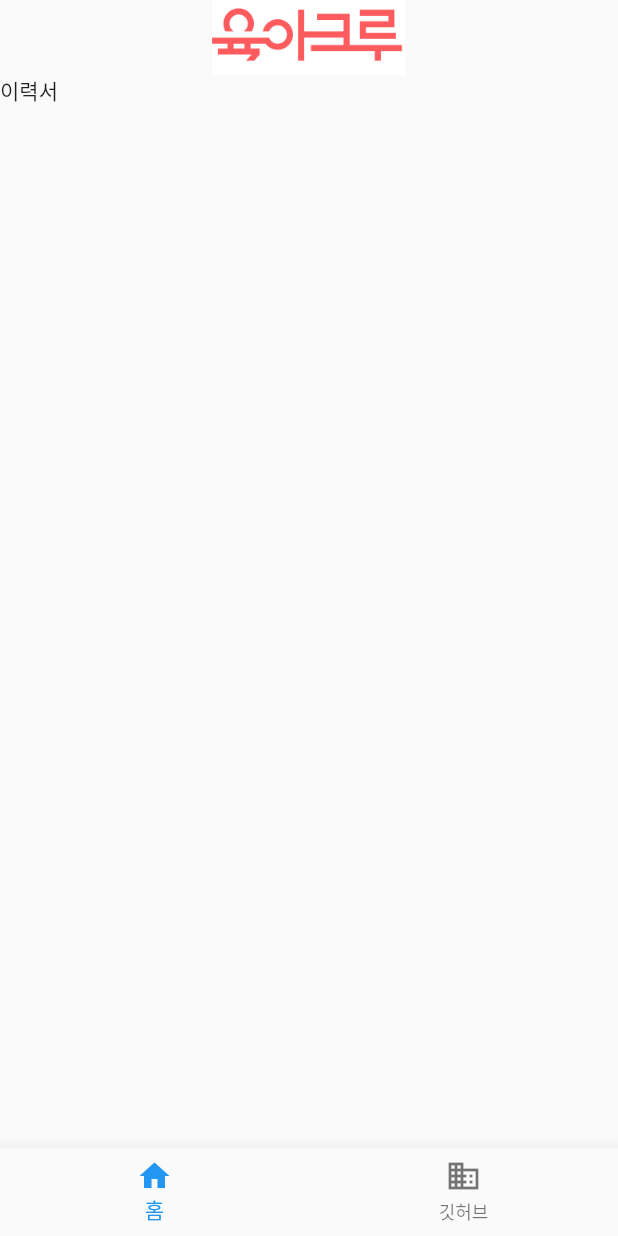
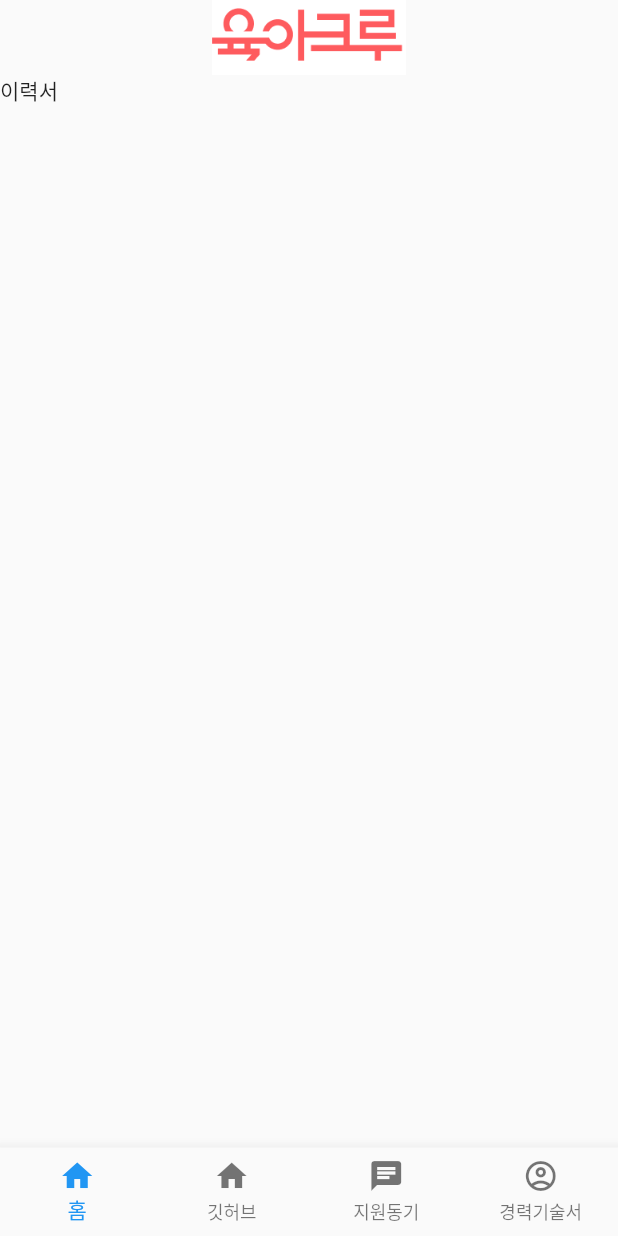
Before and after one commit to present1602/self_intro_app, a Flutter app: the screen it shows after launch, on a phone screen of 412 x 824 dp. Run offline on Flutter 3.47's test engine with Material 2 defaults, Android fonts, the phone set to English and light mode, and no system bars; our stand-ins replace webview_flutter.

Commit message:
깃허브 웹뷰 페이지 추가

```diff
--- a/lib/main.dart
+++ b/lib/main.dart
@@ -11,7 +11,7 @@ class MyApp extends StatelessWidget {
   @override
   Widget build(BuildContext context) {
     return MaterialApp(
-      title: 'Flutter Demo',
+      title: '자기소개 앱',
       theme: ThemeData(
         primarySwatch: Colors.blue,
       ),
--- a/lib/views/controller/ViewController.dart
+++ b/lib/views/controller/ViewController.dart
@@ -1,6 +1,8 @@
 import 'package:flutter/material.dart';
 import 'package:flutter/src/widgets/container.dart';
 import 'package:flutter/src/widgets/framework.dart';
+import 'package:selfintro/views/screens/git/GitScreen.dart';
+import 'package:selfintro/views/screens/motive/MotiveScreen.dart';
 import 'package:selfintro/views/screens/career/CareerScreen.dart';
 import 'package:selfintro/views/screens/home/HomeScreen.dart';
 
@@ -11,9 +13,18 @@ class ViewController extends StatefulWidget {
   State<ViewController> createState() => _ViewControllerState();
 }
 
+void openGit() {
+  print("open git");
+}
+
 class _ViewControllerState extends State<ViewController> {
   int _currentIndex = 0;
-  final List<Widget> _children = [HomeScreen(), CareerScreen()];
+  final List<dynamic> _children = [
+    HomeScreen(),
+    GitScreen(),
+    CareerScreen(),
+    MotiveScreen()
+  ];
 
   void _onTap(int index) {
     setState(() {
@@ -26,14 +37,23 @@ class _ViewControllerState extends State<ViewController> {
     return Scaffold(
       body: _children[_currentIndex],
       bottomNavigationBar: BottomNavigationBar(
+        type: BottomNavigationBarType.fixed,
         items: <BottomNavigationBarItem>[
           BottomNavigationBarItem(
             icon: Icon(Icons.home),
             label: '홈',
           ),
           BottomNavigationBarItem(
-            icon: Icon(Icons.business),
+            icon: Icon(Icons.home),
             label: '깃허브',
+          ),
+          BottomNavigationBarItem(
+            icon: Icon(Icons.chat),
+            label: '지원동기',
+          ),
+          BottomNavigationBarItem(
+            icon: Icon(Icons.account_circle_outlined),
+            label: '경력기술서',
           ),
         ],
         onTap: _onTap,
--- a/pubspec.yaml
+++ b/pubspec.yaml
@@ -37,6 +37,7 @@ dependencies:
   # Use with the CupertinoIcons class for iOS style icons.
   cupertino_icons: ^1.0.2
   url_launcher: ^6.1.6
+  webview_flutter: ^3.0.4
 
 dev_dependencies:
   flutter_test:
```
Also changed, not shown: lib/views/screens/git/GitScreen.dart (added, +14 -0 lines), lib/views/screens/motive/MotiveScreen.dart (added, +14 -0 lines), pubspec.lock, 1 other file.
